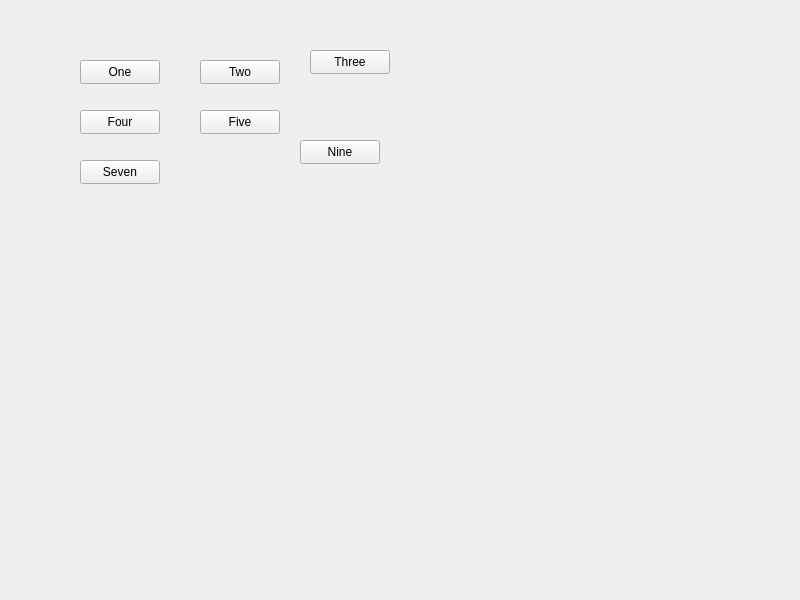
This is Qt6_GUI_Development_for_Beginners/5-11QGridLayout/widget.ui in SolarAA-11/LearnQt as Qt 5 draws it before an edit. The edited form follows.
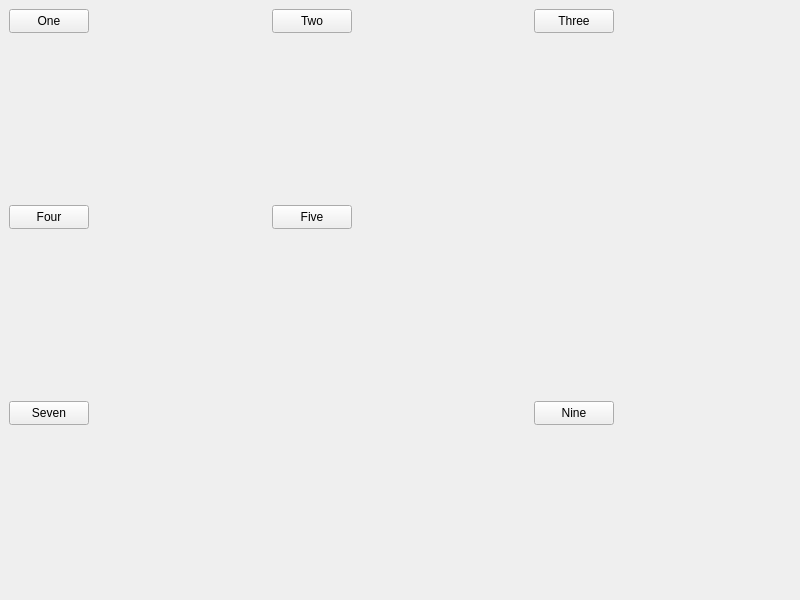
This is the edited form.

```diff
--- a/Qt6_GUI_Development_for_Beginners/5-11QGridLayout/widget.ui
+++ b/Qt6_GUI_Development_for_Beginners/5-11QGridLayout/widget.ui
@@ -16,8 +16,8 @@
   <widget class="QPushButton" name="button1">
    <property name="geometry">
     <rect>
-     <x>80</x>
-     <y>60</y>
+     <x>9</x>
+     <y>9</y>
      <width>80</width>
      <height>24</height>
     </rect>
@@ -35,8 +35,8 @@
   <widget class="QPushButton" name="button2">
    <property name="geometry">
     <rect>
-     <x>200</x>
-     <y>60</y>
+     <x>272</x>
+     <y>9</y>
      <width>80</width>
      <height>24</height>
     </rect>
@@ -54,8 +54,8 @@
   <widget class="QPushButton" name="button4">
    <property name="geometry">
     <rect>
-     <x>80</x>
-     <y>110</y>
+     <x>9</x>
+     <y>205</y>
      <width>80</width>
      <height>24</height>
     </rect>
@@ -73,8 +73,8 @@
   <widget class="QPushButton" name="button5">
    <property name="geometry">
     <rect>
-     <x>200</x>
-     <y>110</y>
+     <x>272</x>
+     <y>205</y>
      <width>80</width>
      <height>24</height>
     </rect>
@@ -92,8 +92,8 @@
   <widget class="QPushButton" name="button7">
    <property name="geometry">
     <rect>
-     <x>80</x>
-     <y>160</y>
+     <x>9</x>
+     <y>401</y>
      <width>80</width>
      <height>24</height>
     </rect>
@@ -111,8 +111,8 @@
   <widget class="QPushButton" name="button3">
    <property name="geometry">
     <rect>
-     <x>310</x>
-     <y>50</y>
+     <x>534</x>
+     <y>9</y>
      <width>80</width>
      <height>24</height>
     </rect>
@@ -130,8 +130,8 @@
   <widget class="QPushButton" name="button9">
    <property name="geometry">
     <rect>
-     <x>300</x>
-     <y>140</y>
+     <x>534</x>
+     <y>401</y>
      <width>80</width>
      <height>24</height>
     </rect>
```
